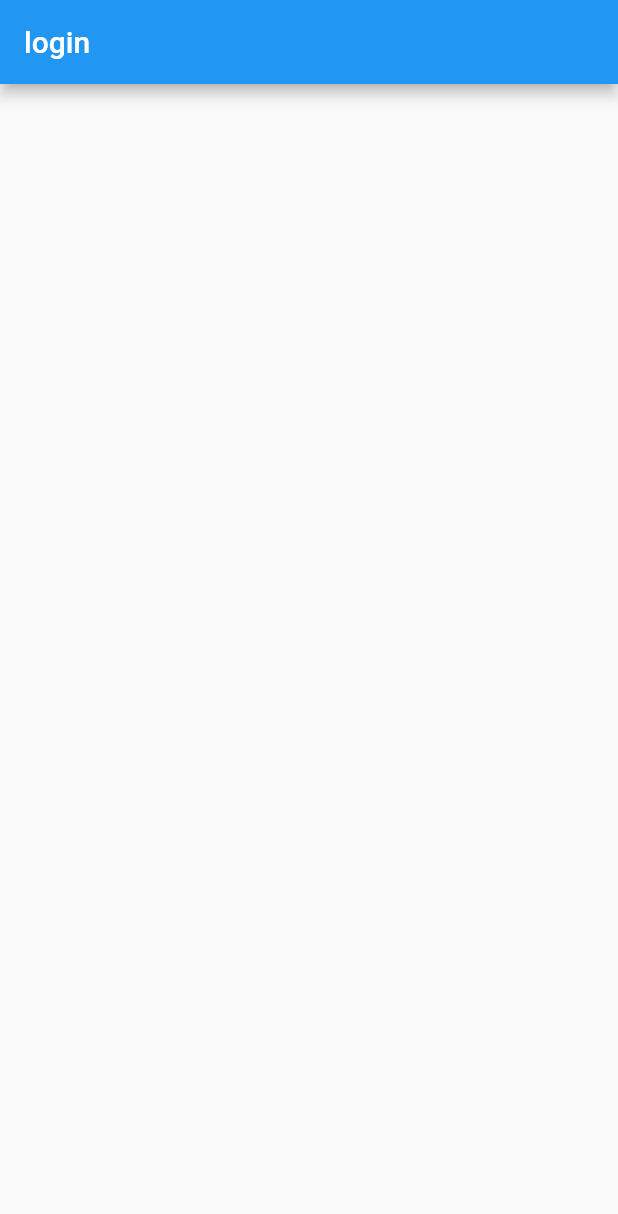
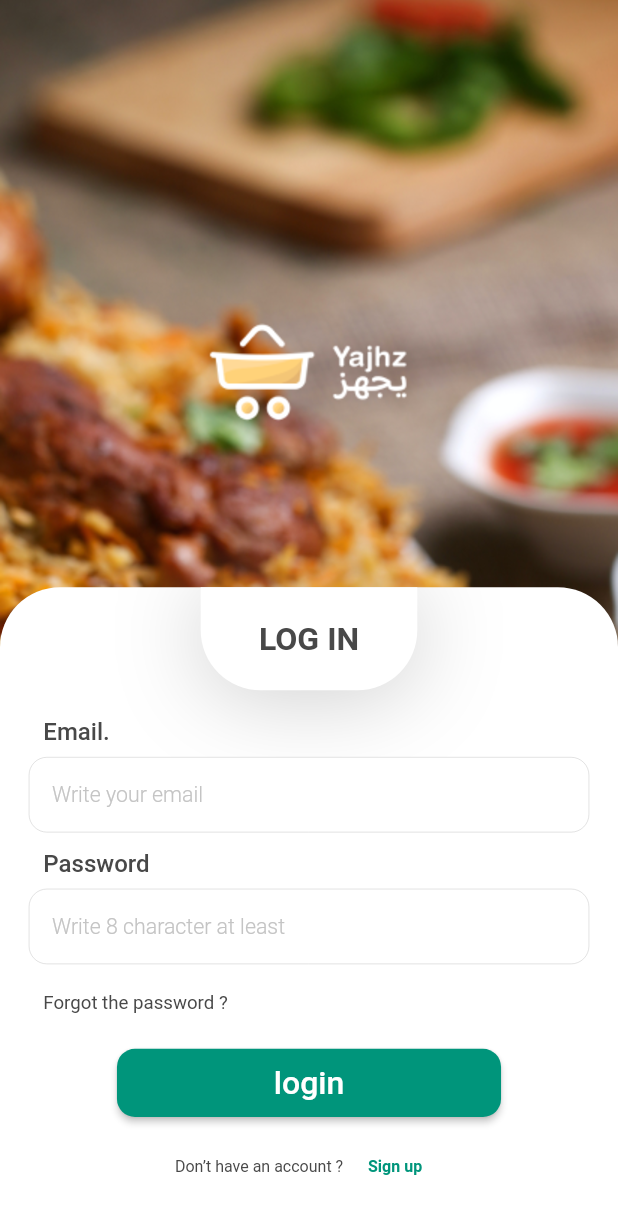
Before and after one commit to mohamedAlaa-CS/Go_Food_App, a Flutter app: the screen it shows after launch, on a phone screen of 412 x 824 dp. Shown: the top 1214 px of the screen. Run offline on Flutter 3.47's test engine with Material 2 defaults, Android fonts, the phone set to English and light mode, and no system bars; our stand-ins replace flutter_screenutil, go_router.

Commit message:
finish login ui

```diff
--- /dev/null
+++ b/lib/core/widgets/app_text_form.dart
@@ -0,0 +1,75 @@
+import 'package:flutter/material.dart';
+import 'package:flutter_screenutil/flutter_screenutil.dart';
+import 'package:yjahz_app/core/theming/app_colors.dart';
+import 'package:yjahz_app/core/theming/styles.dart';
+
+class AppTextForm extends StatelessWidget {
+  const AppTextForm(
+      {super.key,
+      this.contentPading,
+      this.focusedBorder,
+      this.enabledBorder,
+      this.border,
+      this.hintStyle,
+      this.fillColor,
+      this.suffixIcon,
+      this.isobscure,
+      required this.hintText});
+  final EdgeInsetsGeometry? contentPading;
+  final InputBorder? focusedBorder;
+  final InputBorder? enabledBorder;
+  final InputBorder? border;
+  final TextStyle? hintStyle;
+  final Color? fillColor;
+  final Widget? suffixIcon;
+  final bool? isobscure;
+  final String hintText;
+  @override
+  Widget build(BuildContext context) {
+    return Container(
+      decoration: const BoxDecoration(boxShadow: [
+        BoxShadow(
+          blurRadius: 10,
+          offset: Offset(9, 8),
+          color: Color(0xff0000000d),
+        )
+      ]),
+      child: TextFormField(
+        obscureText: isobscure ?? false,
+        decoration: InputDecoration(
+          suffixIcon: suffixIcon,
+          hintText: hintText,
+          hintStyle: hintStyle ?? Styles.font16W300,
+          fillColor: fillColor ?? AppColors.white,
+          filled: true,
+          contentPadding: contentPading ??
+              EdgeInsets.only(top: 18.h, left: 16.w, bottom: 17.h),
+          border: border ??
+              OutlineInputBorder(
+                borderRadius: BorderRadius.circular(12),
+                borderSide: const BorderSide(
+                  color: AppColors.grey,
+                  width: 0.25,
+                ),
+              ),
+          enabledBorder: enabledBorder ??
+              OutlineInputBorder(
+                borderRadius: BorderRadius.circular(12),
+                borderSide: const BorderSide(
+                  color: AppColors.grey,
+                  width: .25,
+                ),
+              ),
+          focusedBorder: focusedBorder ??
+              OutlineInputBorder(
+                borderRadius: BorderRadius.circular(12),
+                borderSide: const BorderSide(
+                  color: AppColors.grey,
+                  width: .25,
+                ),
+              ),
+        ),
+      ),
+    );
+  }
+}
--- /dev/null
+++ b/lib/core/widgets/custom_button.dart
@@ -0,0 +1,44 @@
+import 'package:flutter/material.dart';
+import 'package:flutter_screenutil/flutter_screenutil.dart';
+import 'package:yjahz_app/core/theming/app_colors.dart';
+import 'package:yjahz_app/core/theming/styles.dart';
+
+class CustomButton extends StatelessWidget {
+  const CustomButton(
+      {super.key,
+      this.height,
+      this.onPressed,
+      required this.text,
+      this.textStyle});
+  final double? height;
+  final VoidCallback? onPressed;
+  final TextStyle? textStyle;
+  final String text;
+  @override
+  Widget build(BuildContext context) {
+    return Padding(
+      padding: EdgeInsets.symmetric(horizontal: 61.w),
+      child: SizedBox(
+        height: height?.h ?? 51.h,
+        child: ElevatedButton(
+          style: ElevatedButton.styleFrom(
+              backgroundColor: AppColors.green,
+              shape: RoundedRectangleBorder(
+                  borderRadius: BorderRadius.circular(12))),
+          onPressed: onPressed ?? () {},
+          child: Align(
+            alignment: Alignment.center,
+            child: Text(
+              text,
+              style: textStyle ??
+                  Styles.font24W600.copyWith(
+                    fontWeight: FontWeight.w500,
+                    color: Colors.white,
+                  ),
+            ),
+          ),
+        ),
+      ),
+    );
+  }
+}
--- /dev/null
+++ b/lib/core/widgets/custom_title_text_form_field.dart
@@ -0,0 +1,25 @@
+import 'package:flutter/material.dart';
+import 'package:flutter_screenutil/flutter_screenutil.dart';
+
+import '../theming/styles.dart';
+
+class CustomtitleTextFormField extends StatelessWidget {
+  const CustomtitleTextFormField(
+      {super.key, required this.text, this.textStyle});
+  final String text;
+  final TextStyle? textStyle;
+  @override
+  Widget build(BuildContext context) {
+    return Align(
+      alignment: AlignmentDirectional.centerStart,
+      child: Padding(
+        padding: EdgeInsets.only(
+          bottom: 8.h,
+          top: 13.h,
+          left: 10.w,
+        ),
+        child: Text(text, style: textStyle ?? Styles.font18W500),
+      ),
+    );
+  }
+}
--- /dev/null
+++ b/lib/core/widgets/custom_top_side.dart
@@ -0,0 +1,37 @@
+import 'package:flutter/material.dart';
+import 'package:flutter_screenutil/flutter_screenutil.dart';
+
+import '../theming/app_colors.dart';
+import '../theming/styles.dart';
+
+class CustomTopSide extends StatelessWidget {
+  const CustomTopSide({super.key, required this.text});
+  final String text;
+  @override
+  Widget build(BuildContext context) {
+    var media = MediaQuery.of(context).size;
+
+    return Container(
+      height: media.height / 12,
+      width: 150.w,
+      decoration: BoxDecoration(
+        color: AppColors.white,
+        borderRadius: const BorderRadius.only(
+            bottomLeft: Radius.circular(40), bottomRight: Radius.circular(40)),
+        boxShadow: [
+          BoxShadow(
+              color: Colors.grey.withOpacity(0.5),
+              blurRadius: 50,
+              offset: const Offset(0, 5)),
+        ],
+      ),
+      child: Align(
+        alignment: Alignment.center,
+        child: Text(
+          text,
+          style: Styles.font24W600,
+        ),
+      ),
+    );
+  }
+}
--- a/lib/features/log in/presentation/views/login_view.dart
+++ b/lib/features/log in/presentation/views/login_view.dart
@@ -1,4 +1,13 @@
 import 'package:flutter/material.dart';
+import 'package:flutter_screenutil/flutter_screenutil.dart';
+import 'package:yjahz_app/core/theming/app_colors.dart';
+import 'package:yjahz_app/core/theming/assets.dart';
+import 'package:yjahz_app/core/theming/styles.dart';
+import 'package:yjahz_app/core/widgets/custom_button.dart';
+import 'package:yjahz_app/core/widgets/custom_title_text_form_field.dart';
+import 'package:yjahz_app/core/widgets/custom_top_side.dart';
+
+import '../../../../core/widgets/app_text_form.dart';
 
 class LoginView extends StatelessWidget {
   static const String routeName = '/';
@@ -6,10 +15,81 @@ class LoginView extends StatelessWidget {
 
   @override
   Widget build(BuildContext context) {
-    return Scaffold(
-      appBar: AppBar(
-        title: const Text('login'),
-      ),
-    );
+    var media = MediaQuery.of(context).size;
+    return Container(
+        decoration: const BoxDecoration(
+            image: DecorationImage(
+          image: AssetImage(Assets.background),
+          fit: BoxFit.cover,
+        )),
+        child: Scaffold(
+          backgroundColor: Colors.transparent,
+          body: SingleChildScrollView(
+            child: SizedBox(
+              height: media.height,
+              child: Column(
+                children: [
+                  const Spacer(flex: 2),
+                  const Image(
+                    image: AssetImage(Assets.logo),
+                    filterQuality: FilterQuality.high,
+                    fit: BoxFit.cover,
+                  ),
+                  const Spacer(),
+                  Padding(
+                    padding: EdgeInsets.zero,
+                    child: Container(
+                      width: double.infinity,
+                      decoration: const BoxDecoration(
+                        color: AppColors.white,
+                        borderRadius: BorderRadius.only(
+                          topLeft: Radius.circular(40),
+                          topRight: Radius.circular(40),
+                        ),
+                      ),
+                      child: Padding(
+                        padding: EdgeInsets.symmetric(horizontal: 20.w),
+                        child: Column(
+                          children: [
+                            const CustomTopSide(text: 'LOG IN'),
+                            SizedBox(height: media.height / 120),
+                            const CustomtitleTextFormField(text: 'Email.'),
+                            const AppTextForm(hintText: 'Write your email'),
+                            const CustomtitleTextFormField(text: 'Password'),
+                            const AppTextForm(
+                                hintText: 'Write 8 character at least'),
+                            SizedBox(height: media.height / 130),
+                            CustomtitleTextFormField(
+                                text: 'Forgot the password ?',
+                                textStyle: Styles.font14W400),
+                            SizedBox(height: media.height / 50),
+                            const CustomButton(text: 'login'),
+                            SizedBox(height: media.height / 90),
+                            Row(
+                              mainAxisAlignment: MainAxisAlignment.center,
+                              children: [
+                                Text('Don’t have an account ? ',
+                                    style: Styles.font12W400),
+                                TextButton(
+                                  onPressed: () {},
+                                  child: Text(
+                                    'Sign up',
+                                    style: Styles.font12W600
+                                        .copyWith(color: AppColors.green),
+                                  ),
+                                )
+                              ],
+                            ),
+                            SizedBox(height: 25.h)
+                          ],
+                        ),
+                      ),
+                    ),
+                  ),
+                ],
+              ),
+            ),
+          ),
+        ));
   }
 }
```
